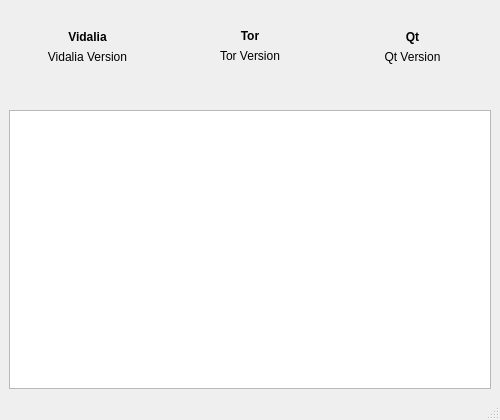
Qt form src/vidalia/about/aboutdialog.ui (a-ilin/vidalia) before a commit.
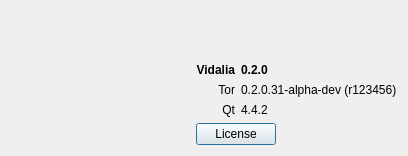
The same form after that commit. Icons and pictures are not drawn.

Commit message:
Switch to a simpler About dialog and move the license information to a separate HTML-formatted display.
svn:r3133

Patch:
```diff
--- a/src/vidalia/about/aboutdialog.ui
+++ b/src/vidalia/about/aboutdialog.ui
@@ -3,19 +3,28 @@
  <comment></comment>
  <exportmacro></exportmacro>
  <class>AboutDialog</class>
- <widget class="QMainWindow" name="AboutDialog" >
+ <widget class="QDialog" name="AboutDialog" >
+  <property name="windowModality" >
+   <enum>Qt::NonModal</enum>
+  </property>
   <property name="geometry" >
    <rect>
     <x>0</x>
     <y>0</y>
-    <width>500</width>
-    <height>420</height>
+    <width>408</width>
+    <height>156</height>
    </rect>
   </property>
+  <property name="sizePolicy" >
+   <sizepolicy vsizetype="Fixed" hsizetype="Fixed" >
+    <horstretch>0</horstretch>
+    <verstretch>0</verstretch>
+   </sizepolicy>
+  </property>
   <property name="minimumSize" >
    <size>
-    <width>500</width>
-    <height>420</height>
+    <width>0</width>
+    <height>0</height>
    </size>
   </property>
   <property name="contextMenuPolicy" >
@@ -27,34 +36,14 @@
   <property name="windowIcon" >
    <iconset resource="../res/vidalia_common.qrc" >:/images/32x32/help-about.png</iconset>
   </property>
-  <widget class="QWidget" name="centralwidget" >
-   <layout class="QGridLayout" >
-    <property name="margin" >
-     <number>9</number>
-    </property>
-    <property name="spacing" >
-     <number>6</number>
-    </property>
+  <layout class="QGridLayout" name="gridLayout_2" >
     <item row="0" column="0" >
-     <layout class="QVBoxLayout" >
-      <property name="margin" >
-       <number>0</number>
-      </property>
-      <property name="spacing" >
-       <number>6</number>
-      </property>
-      <item>
        <widget class="QLabel" name="lblVidaliaLogo" >
-        <property name="sizePolicy" >
-         <sizepolicy>
-          <hsizetype>5</hsizetype>
-          <vsizetype>0</vsizetype>
-          <horstretch>0</horstretch>
-          <verstretch>0</verstretch>
-         </sizepolicy>
-        </property>
-        <property name="contextMenuPolicy" >
-         <enum>Qt::NoContextMenu</enum>
+     <property name="minimumSize" >
+      <size>
+       <width>0</width>
+       <height>132</height>
+      </size>
         </property>
         <property name="text" >
          <string/>
@@ -67,10 +56,13 @@
         </property>
        </widget>
       </item>
-      <item>
+   <item row="0" column="1" >
+    <layout class="QGridLayout" name="gridLayout" >
+     <item row="1" column="0" >
        <widget class="QLabel" name="lblVidalia" >
         <property name="font" >
          <font>
+         <weight>75</weight>
           <bold>true</bold>
          </font>
         </property>
@@ -78,232 +70,115 @@
          <string>Vidalia</string>
         </property>
         <property name="alignment" >
-         <set>Qt::AlignCenter</set>
+        <set>Qt::AlignRight|Qt::AlignTrailing|Qt::AlignVCenter</set>
         </property>
        </widget>
       </item>
-      <item>
+     <item row="1" column="1" >
        <widget class="QLabel" name="lblVidaliaVersion" >
-        <property name="text" >
-         <string>Vidalia Version</string>
-        </property>
-        <property name="alignment" >
-         <set>Qt::AlignCenter</set>
-        </property>
-        <property name="wordWrap" >
-         <bool>true</bool>
-        </property>
-       </widget>
-      </item>
-      <item>
-       <spacer>
-        <property name="orientation" >
-         <enum>Qt::Vertical</enum>
-        </property>
-        <property name="sizeType" >
-         <enum>QSizePolicy::Preferred</enum>
-        </property>
-        <property name="sizeHint" >
-         <size>
-          <width>20</width>
-          <height>40</height>
-         </size>
-        </property>
-       </spacer>
-      </item>
-     </layout>
-    </item>
-    <item row="0" column="2" >
-     <layout class="QVBoxLayout" >
-      <property name="margin" >
-       <number>0</number>
-      </property>
-      <property name="spacing" >
-       <number>6</number>
-      </property>
-      <item>
-       <widget class="QLabel" name="lblQtLogo" >
-        <property name="sizePolicy" >
-         <sizepolicy>
-          <hsizetype>5</hsizetype>
-          <vsizetype>0</vsizetype>
-          <horstretch>0</horstretch>
-          <verstretch>0</verstretch>
-         </sizepolicy>
-        </property>
-        <property name="contextMenuPolicy" >
-         <enum>Qt::NoContextMenu</enum>
-        </property>
-        <property name="text" >
-         <string/>
-        </property>
-        <property name="pixmap" >
-         <pixmap resource="../res/vidalia_common.qrc" >:/images/128x128/qt-logo.png</pixmap>
-        </property>
-        <property name="alignment" >
-         <set>Qt::AlignCenter</set>
-        </property>
-       </widget>
-      </item>
-      <item>
-       <widget class="QLabel" name="lblQt" >
         <property name="font" >
          <font>
+         <weight>75</weight>
+         <italic>false</italic>
           <bold>true</bold>
          </font>
         </property>
         <property name="text" >
-         <string>Qt</string>
-        </property>
-        <property name="alignment" >
-         <set>Qt::AlignCenter</set>
-        </property>
-       </widget>
-      </item>
-      <item>
-       <widget class="QLabel" name="lblQtVersion" >
-        <property name="text" >
-         <string>Qt Version</string>
-        </property>
-        <property name="alignment" >
-         <set>Qt::AlignCenter</set>
-        </property>
-        <property name="wordWrap" >
-         <bool>true</bool>
-        </property>
-       </widget>
-      </item>
-      <item>
-       <spacer>
-        <property name="orientation" >
-         <enum>Qt::Vertical</enum>
-        </property>
-        <property name="sizeType" >
-         <enum>QSizePolicy::Preferred</enum>
-        </property>
-        <property name="sizeHint" >
-         <size>
-          <width>20</width>
-          <height>40</height>
-         </size>
-        </property>
-       </spacer>
-      </item>
-     </layout>
-    </item>
-    <item row="0" column="1" >
-     <layout class="QVBoxLayout" >
-      <property name="margin" >
-       <number>0</number>
-      </property>
-      <property name="spacing" >
-       <number>6</number>
-      </property>
-      <item>
-       <widget class="QLabel" name="lblTorLogo" >
-        <property name="sizePolicy" >
-         <sizepolicy>
-          <hsizetype>5</hsizetype>
-          <vsizetype>0</vsizetype>
-          <horstretch>0</horstretch>
-          <verstretch>0</verstretch>
-         </sizepolicy>
-        </property>
-        <property name="contextMenuPolicy" >
-         <enum>Qt::NoContextMenu</enum>
-        </property>
-        <property name="text" >
-         <string/>
-        </property>
-        <property name="pixmap" >
-         <pixmap resource="../res/vidalia_common.qrc" >:/images/128x128/tor-logo.png</pixmap>
-        </property>
-        <property name="alignment" >
-         <set>Qt::AlignCenter</set>
-        </property>
-       </widget>
-      </item>
-      <item>
+        <string>0.2.0</string>
+       </property>
+      </widget>
+     </item>
+     <item row="2" column="0" >
        <widget class="QLabel" name="lblTor" >
-        <property name="font" >
-         <font>
-          <bold>true</bold>
-         </font>
-        </property>
         <property name="text" >
          <string>Tor</string>
         </property>
+       <property name="textFormat" >
+        <enum>Qt::PlainText</enum>
+       </property>
         <property name="alignment" >
-         <set>Qt::AlignCenter</set>
+        <set>Qt::AlignRight|Qt::AlignTrailing|Qt::AlignVCenter</set>
         </property>
        </widget>
       </item>
-      <item>
+     <item row="2" column="1" >
        <widget class="QLabel" name="lblTorVersion" >
+       <property name="font" >
+        <font>
+         <italic>false</italic>
+        </font>
+       </property>
         <property name="text" >
-         <string>Tor Version</string>
+        <string>0.2.0.31-alpha-dev (r123456)</string>
+       </property>
+      </widget>
+     </item>
+     <item row="3" column="0" >
+      <widget class="QLabel" name="lblQt" >
+       <property name="text" >
+        <string>Qt</string>
+       </property>
+       <property name="textFormat" >
+        <enum>Qt::PlainText</enum>
         </property>
         <property name="alignment" >
-         <set>Qt::AlignCenter</set>
-        </property>
-        <property name="wordWrap" >
-         <bool>true</bool>
-        </property>
-       </widget>
-      </item>
+        <set>Qt::AlignRight|Qt::AlignTrailing|Qt::AlignVCenter</set>
+       </property>
+      </widget>
+     </item>
+     <item row="3" column="1" >
+      <widget class="QLabel" name="lblQtVersion" >
+       <property name="font" >
+        <font>
+         <italic>false</italic>
+        </font>
+       </property>
+       <property name="text" >
+        <string>4.4.2</string>
+       </property>
+      </widget>
+     </item>
+     <item row="4" column="0" colspan="2" >
+      <layout class="QHBoxLayout" name="horizontalLayout" >
       <item>
-       <spacer>
+        <widget class="QPushButton" name="btnShowLicense" >
+         <property name="text" >
+          <string>License</string>
+         </property>
+        </widget>
+       </item>
+       <item>
+        <spacer name="horizontalSpacer" >
+         <property name="orientation" >
+          <enum>Qt::Horizontal</enum>
+         </property>
+         <property name="sizeHint" stdset="0" >
+          <size>
+           <width>40</width>
+           <height>20</height>
+          </size>
+         </property>
+        </spacer>
+       </item>
+      </layout>
+     </item>
+     <item row="0" column="0" >
+      <spacer name="verticalSpacer" >
         <property name="orientation" >
          <enum>Qt::Vertical</enum>
         </property>
-        <property name="sizeType" >
-         <enum>QSizePolicy::Preferred</enum>
-        </property>
-        <property name="sizeHint" >
+       <property name="sizeHint" stdset="0" >
          <size>
           <width>20</width>
-          <height>41</height>
+         <height>5</height>
          </size>
         </property>
        </spacer>
       </item>
      </layout>
     </item>
-    <item row="1" column="0" colspan="3" >
-     <widget class="QTextEdit" name="txtLicense" >
-      <property name="font" >
-       <font>
-        <pointsize>10</pointsize>
-       </font>
-      </property>
-      <property name="contextMenuPolicy" >
-       <enum>Qt::NoContextMenu</enum>
-      </property>
-      <property name="lineWrapMode" >
-       <enum>QTextEdit::FixedColumnWidth</enum>
-      </property>
-      <property name="lineWrapColumnOrWidth" >
-       <number>78</number>
-      </property>
-      <property name="readOnly" >
-       <bool>true</bool>
-      </property>
-     </widget>
-    </item>
-   </layout>
-  </widget>
-  <widget class="QStatusBar" name="statusbar" >
-   <property name="geometry" >
-    <rect>
-     <x>0</x>
-     <y>398</y>
-     <width>500</width>
-     <height>22</height>
-    </rect>
-   </property>
-  </widget>
- </widget>
- <pixmapfunction></pixmapfunction>
+  </layout>
+ </widget>
  <resources>
   <include location="../res/vidalia_common.qrc" />
  </resources>
```
Left out of the diff: 14 changed lines with no effect on the pictures. Lines whose indentation alone changed are shown as unchanged. The commit also changes 9 other files.
